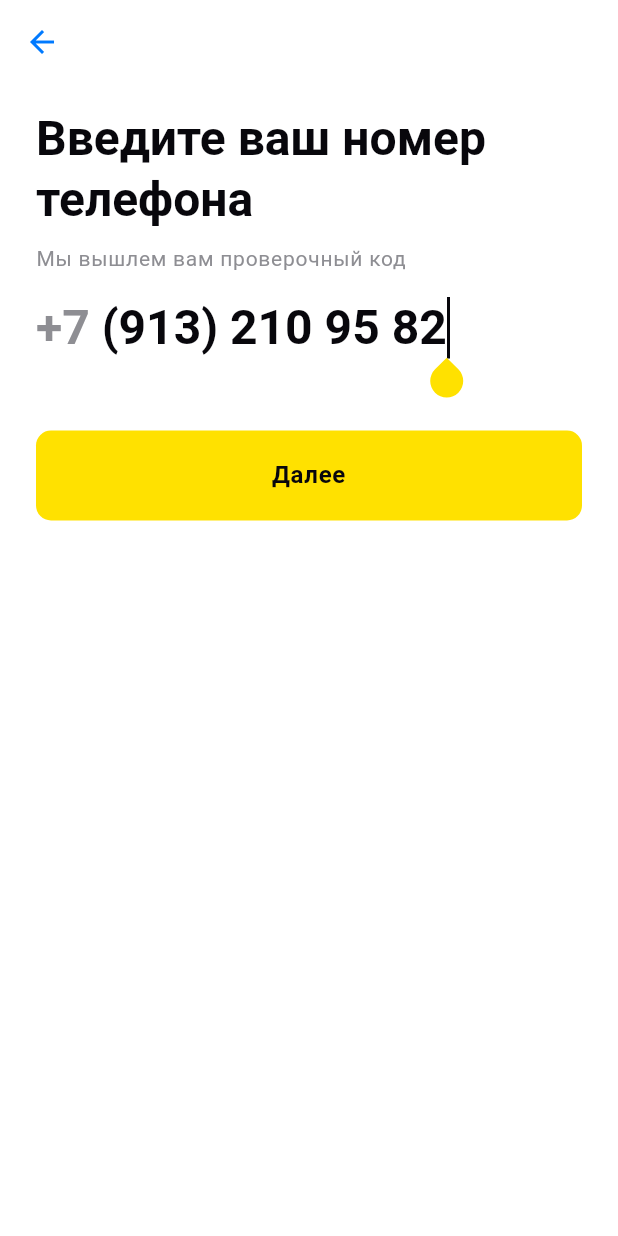
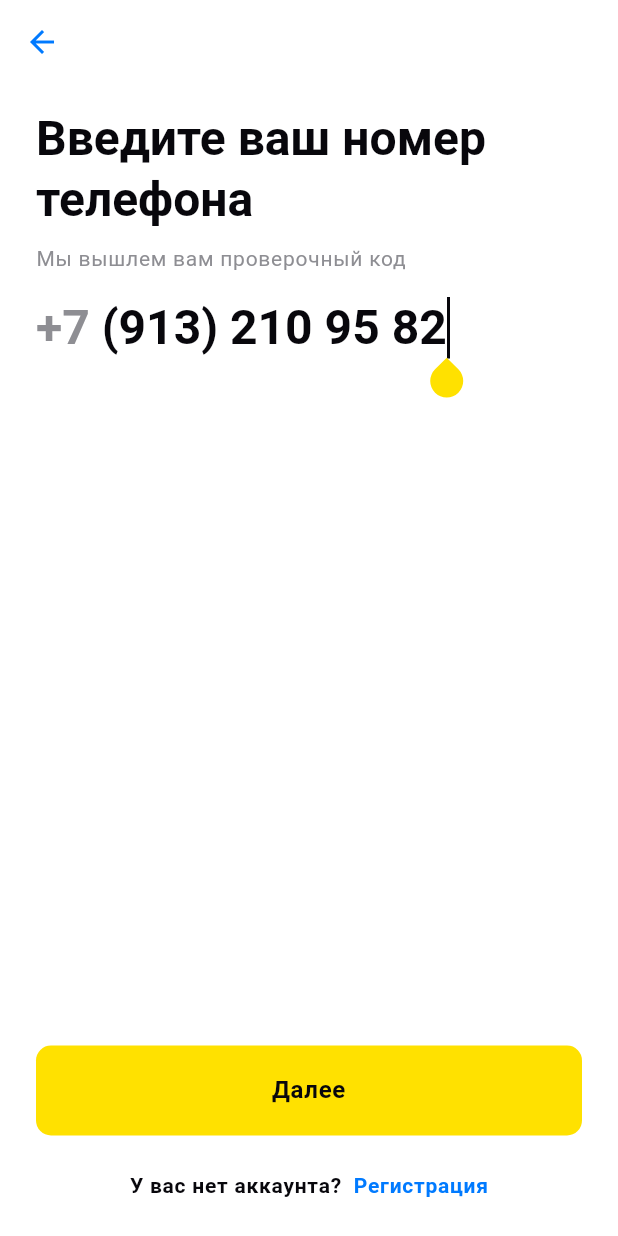
Before and after one commit to kanmear/flutter_test_task, a Flutter app: the screen it shows after launch, on a phone screen of 412 x 824 dp. Run offline on Flutter 3.47's test engine with Material 3 defaults, Android fonts, the phone set to English and light mode, and no system bars; our stand-ins replace google_fonts.

Commit message:
feat: authorization page -> bottom text; proper alignment

```diff
--- a/lib/routes/pages/authorization_page.dart
+++ b/lib/routes/pages/authorization_page.dart
@@ -27,25 +27,48 @@ class AuthorizationPage extends StatelessWidget {
       body: Padding(
         padding: const EdgeInsets.only(left: 24, right: 24, top: 16),
         child: Column(
-          crossAxisAlignment: CrossAxisAlignment.stretch,
+          mainAxisAlignment: MainAxisAlignment.spaceBetween,
           children: [
+            Column(children: [
               Text(TextData.enterYourPhoneNumber,
                   style: theme.textTheme.titleLarge),
               const SizedBox(height: 8),
-            Text(
+              Align(
+                alignment: Alignment.centerLeft,
+                child: Text(
                   TextData.weWillSendYouVerificationCode,
                   style: theme.textTheme.labelSmall!
                       .apply(color: theme.colorScheme.onSecondary),
                 ),
+              ),
               const SizedBox(height: 16),
               NumberTextField(textController: textController),
-            const SizedBox(height: 48),
+            ]),
+            Column(children: [
               CustomButton(
                 text: TextData.next,
                 onTap: () => {},
                 isActive: () => _isButtonActive(textController),
                 listenables: [textController],
-            )
+              ),
+              const SizedBox(height: 24),
+              Row(
+                mainAxisAlignment: MainAxisAlignment.center,
+                children: [
+                  Text(TextData.doNotHaveAnAccount,
+                      style: theme.textTheme.labelMedium),
+                  const SizedBox(width: 8),
+                  GestureDetector(
+                    behavior: HitTestBehavior.opaque,
+                    onTap: () => _navigateToRegistration(),
+                    child: Text(TextData.registration,
+                        style: theme.textTheme.labelMedium!
+                            .apply(color: theme.colorScheme.tertiary)),
+                  ),
+                ],
+              ),
+              const SizedBox(height: 24),
+            ])
           ],
         ),
       ),
@@ -54,6 +77,10 @@ class AuthorizationPage extends StatelessWidget {
 
   _isButtonActive(TextEditingController controller) =>
       controller.text.length == correctNumberLength;
+
+  _navigateToRegistration() {
+    // Navigator.push(context, MaterialPageRoute(builder: (context) => RegistrationPage()));
+  }
 }
 
 class NumberTextField extends StatefulWidget {
--- a/lib/text_data.dart
+++ b/lib/text_data.dart
@@ -3,6 +3,8 @@ class TextData {
   static const String enterYourPhoneNumber = 'Введите ваш номер телефона';
   static const String weWillSendYouVerificationCode =
       'Мы вышлем вам проверочный код';
+  static const String doNotHaveAnAccount = 'У вас нет аккаунта?';
+  static const String registration = 'Регистрация';
 
   //buttons
   static const String next = 'Далее';
```
Lines whose indentation alone changed are shown as unchanged.
